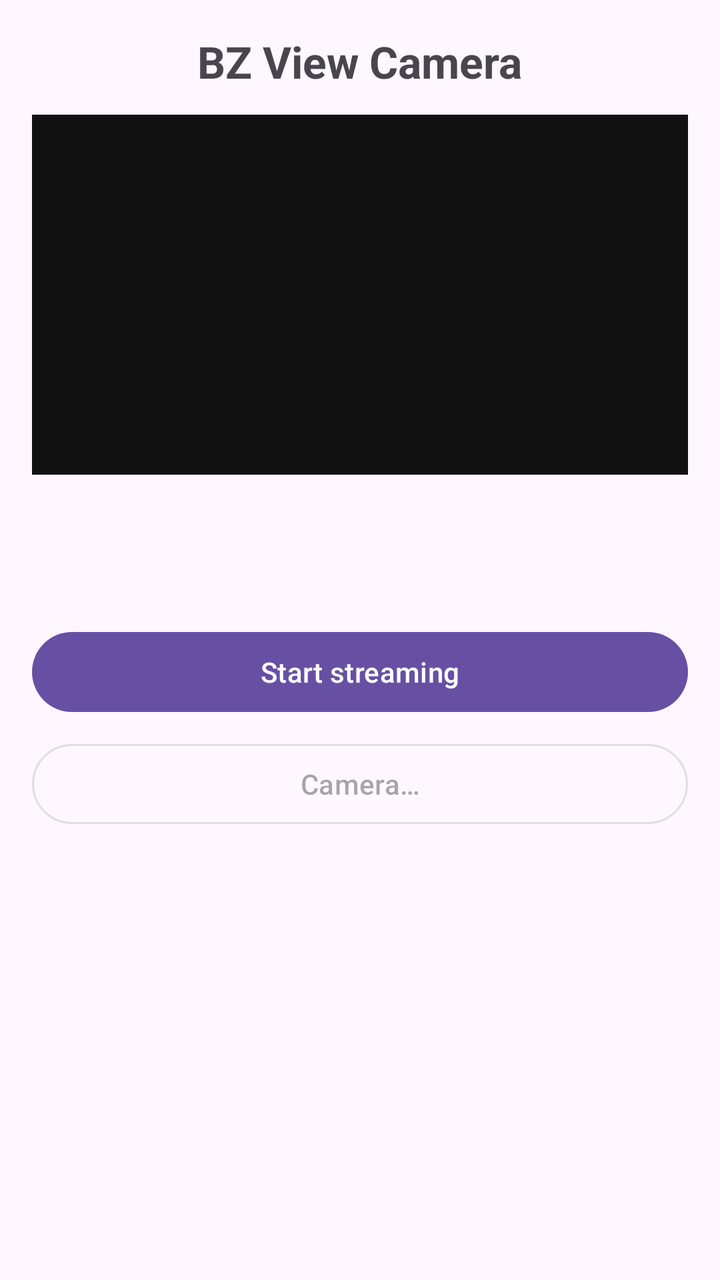
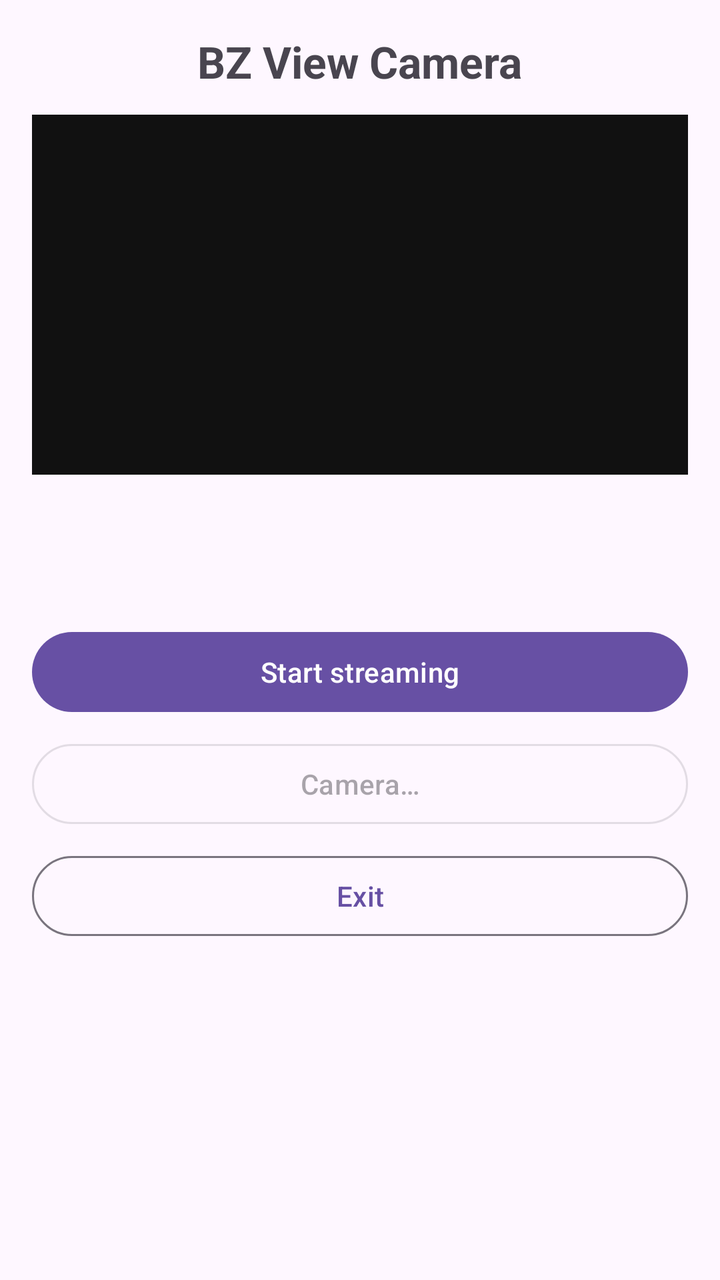

Screens rendered from an Android XML layout before and after an edit, with the pre-edit source and the edit as a unified diff.
<!-- AndroidManifest.xml: application theme Theme.BZViewCamera -->
<!-- res/layout/activity_camera.xml -->
<?xml version="1.0" encoding="utf-8"?>
<ScrollView xmlns:android="http://schemas.android.com/apk/res/android"
    android:id="@+id/root"
    android:layout_width="match_parent"
    android:layout_height="match_parent"
    android:fillViewport="true">

    <LinearLayout
        android:layout_width="match_parent"
        android:layout_height="wrap_content"
        android:gravity="center_horizontal"
        android:orientation="vertical"
        android:padding="16dp">

        <TextView
            android:layout_width="wrap_content"
            android:layout_height="wrap_content"
            android:text="@string/app_name"
            android:textSize="22sp"
            android:textStyle="bold" />

        <ImageView
            android:id="@+id/previewView"
            android:layout_width="match_parent"
            android:layout_height="180dp"
            android:layout_marginTop="12dp"
            android:background="#111111"
            android:contentDescription="@string/preview"
            android:scaleType="fitCenter" />

        <ImageView
            android:id="@+id/qrView"
            android:layout_width="220dp"
            android:layout_height="220dp"
            android:layout_marginTop="16dp"
            android:contentDescription="@string/pairing_qr"
            android:visibility="gone" />

        <TextView
            android:id="@+id/addressText"
            android:layout_width="wrap_content"
            android:layout_height="wrap_content"
            android:layout_marginTop="6dp"
            android:textIsSelectable="true"
            android:textSize="13sp"
            android:visibility="gone" />

        <TextView
            android:id="@+id/statusText"
            android:layout_width="match_parent"
            android:layout_height="wrap_content"
            android:layout_marginTop="12dp"
            android:gravity="center"
            android:textSize="15sp" />

        <TextView
            android:id="@+id/viewersText"
            android:layout_width="wrap_content"
            android:layout_height="wrap_content"
            android:layout_marginTop="6dp"
            android:textSize="15sp"
            android:textStyle="bold" />

        <com.google.android.material.button.MaterialButton
            android:id="@+id/toggleButton"
            android:layout_width="match_parent"
            android:layout_height="wrap_content"
            android:layout_marginTop="16dp"
            android:text="@string/start_streaming" />

        <com.google.android.material.button.MaterialButton
            android:id="@+id/cameraButton"
            style="@style/Widget.Material3.Button.OutlinedButton"
            android:layout_width="match_parent"
            android:layout_height="wrap_content"
            android:layout_marginTop="8dp"
            android:enabled="false"
            android:text="@string/camera_button" />

    </LinearLayout>
</ScrollView>
<!-- resources referenced by this layout -->
<resources>
  <string name="app_name">BZ View Camera</string>
  <string name="camera_button">Camera…</string>
  <string name="pairing_qr">Pairing QR code</string>
  <string name="preview">Camera preview</string>
  <string name="start_streaming">Start streaming</string>
  <style name="Theme.BZViewCamera" parent="Theme.Material3.DayNight.NoActionBar" />
</resources>

<!-- the commit's change to res/layout/activity_camera.xml (unified diff, before → after) -->
@@ -77,5 +77,13 @@
             android:enabled="false"
             android:text="@string/camera_button" />
 
+        <com.google.android.material.button.MaterialButton
+            android:id="@+id/exitButton"
+            style="@style/Widget.Material3.Button.OutlinedButton"
+            android:layout_width="match_parent"
+            android:layout_height="wrap_content"
+            android:layout_marginTop="8dp"
+            android:text="@string/exit" />
+
     </LinearLayout>
 </ScrollView>
<!-- resource entries referenced after the edit -->
@@ -2,6 +2,7 @@
 <resources>
   <string name="app_name">BZ View Camera</string>
   <string name="camera_button">Camera…</string>
+  <string name="exit">Exit</string>
   <string name="pairing_qr">Pairing QR code</string>
   <string name="preview">Camera preview</string>
   <string name="start_streaming">Start streaming</string>
